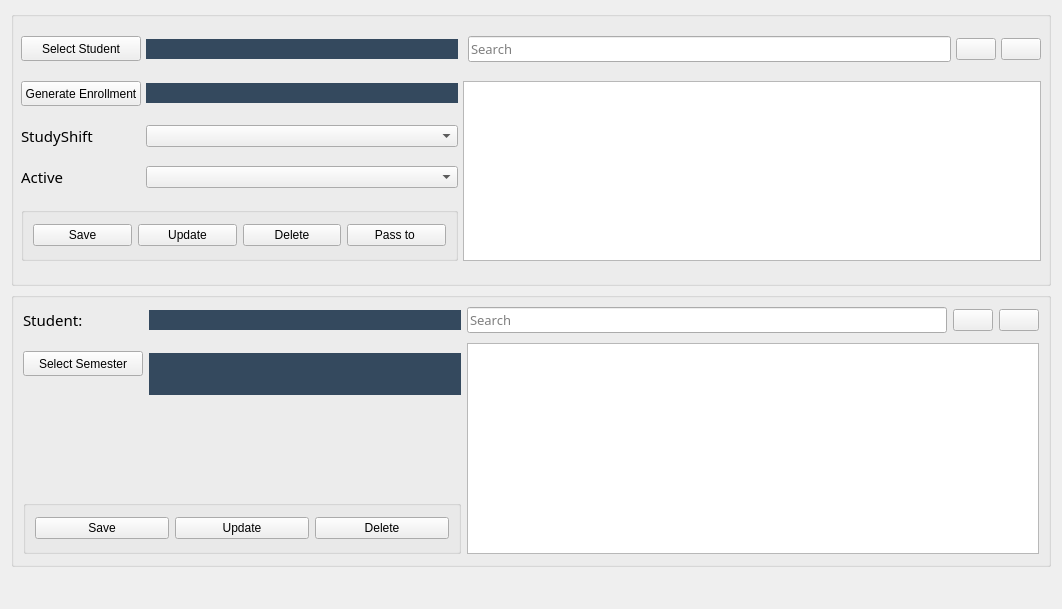
JE8879/Python-School-Administration, file Views/Templates/FrmStudent.ui: the form before one commit.
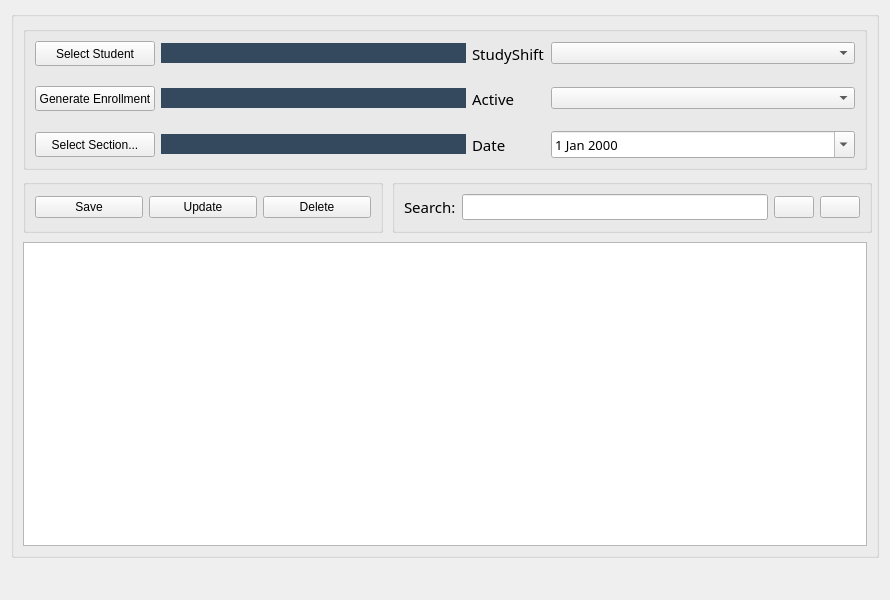
The form after the commit. Icons and pictures are not drawn.

Diff of the .ui file:
```diff
--- a/Views/Templates/FrmStudent.ui
+++ b/Views/Templates/FrmStudent.ui
@@ -6,8 +6,8 @@
    <rect>
     <x>0</x>
     <y>0</y>
-    <width>1060</width>
-    <height>609</height>
+    <width>890</width>
+    <height>600</height>
    </rect>
   </property>
   <property name="sizePolicy">
@@ -19,7 +19,7 @@
   <property name="windowTitle">
    <string>Form</string>
   </property>
-  <layout class="QGridLayout" name="gridLayout_6">
+  <layout class="QGridLayout" name="gridLayout">
    <item row="0" column="0">
     <widget class="QGroupBox" name="groupBoxOne">
      <property name="sizePolicy">
@@ -30,33 +30,249 @@
      </property>
      <property name="minimumSize">
       <size>
-       <width>1040</width>
+       <width>800</width>
        <height>120</height>
       </size>
      </property>
      <property name="title">
       <string/>
      </property>
-     <layout class="QGridLayout" name="gridLayout">
-      <property name="leftMargin">
-       <number>7</number>
+     <layout class="QGridLayout" name="gridLayout_5">
+      <property name="spacing">
+       <number>9</number>
       </property>
-      <property name="topMargin">
-       <number>0</number>
-      </property>
-      <property name="rightMargin">
-       <number>7</number>
-      </property>
-      <property name="bottomMargin">
-       <number>0</number>
-      </property>
-      <property name="horizontalSpacing">
-       <number>5</number>
-      </property>
-      <property name="verticalSpacing">
-       <number>0</number>
-      </property>
-      <item row="7" column="0" colspan="2">
+      <item row="0" column="0" colspan="2">
+       <widget class="QGroupBox" name="groupBox">
+        <property name="title">
+         <string/>
+        </property>
+        <layout class="QGridLayout" name="gridLayout_3">
+         <property name="verticalSpacing">
+          <number>20</number>
+         </property>
+         <item row="0" column="0">
+          <widget class="QPushButton" name="BtnSelectStudent">
+           <property name="sizePolicy">
+            <sizepolicy hsizetype="Minimum" vsizetype="Fixed">
+             <horstretch>0</horstretch>
+             <verstretch>0</verstretch>
+            </sizepolicy>
+           </property>
+           <property name="minimumSize">
+            <size>
+             <width>120</width>
+             <height>25</height>
+            </size>
+           </property>
+           <property name="text">
+            <string>Select Student</string>
+           </property>
+          </widget>
+         </item>
+         <item row="0" column="1">
+          <widget class="QLabel" name="LblStudent">
+           <property name="sizePolicy">
+            <sizepolicy hsizetype="Expanding" vsizetype="Fixed">
+             <horstretch>0</horstretch>
+             <verstretch>0</verstretch>
+            </sizepolicy>
+           </property>
+           <property name="font">
+            <font>
+             <family>Century Gothic</family>
+             <pointsize>11</pointsize>
+            </font>
+           </property>
+           <property name="styleSheet">
+            <string notr="true">background-color: rgb(52, 73, 94);</string>
+           </property>
+           <property name="text">
+            <string/>
+           </property>
+           <property name="alignment">
+            <set>Qt::AlignCenter</set>
+           </property>
+          </widget>
+         </item>
+         <item row="0" column="2">
+          <widget class="QLabel" name="label_2">
+           <property name="font">
+            <font>
+             <family>Century Gothic</family>
+             <pointsize>11</pointsize>
+            </font>
+           </property>
+           <property name="styleSheet">
+            <string notr="true"/>
+           </property>
+           <property name="text">
+            <string>StudyShift</string>
+           </property>
+          </widget>
+         </item>
+         <item row="0" column="3">
+          <widget class="QComboBox" name="CboStudy">
+           <property name="sizePolicy">
+            <sizepolicy hsizetype="Expanding" vsizetype="Fixed">
+             <horstretch>0</horstretch>
+             <verstretch>0</verstretch>
+            </sizepolicy>
+           </property>
+          </widget>
+         </item>
+         <item row="1" column="0">
+          <widget class="QPushButton" name="BtnGenerateEnrollment">
+           <property name="minimumSize">
+            <size>
+             <width>0</width>
+             <height>25</height>
+            </size>
+           </property>
+           <property name="text">
+            <string>Generate Enrollment</string>
+           </property>
+          </widget>
+         </item>
+         <item row="1" column="1">
+          <widget class="QLabel" name="LblEnrollment">
+           <property name="sizePolicy">
+            <sizepolicy hsizetype="Expanding" vsizetype="Fixed">
+             <horstretch>0</horstretch>
+             <verstretch>0</verstretch>
+            </sizepolicy>
+           </property>
+           <property name="minimumSize">
+            <size>
+             <width>0</width>
+             <height>0</height>
+            </size>
+           </property>
+           <property name="font">
+            <font>
+             <family>Century Gothic</family>
+             <pointsize>11</pointsize>
+            </font>
+           </property>
+           <property name="styleSheet">
+            <string notr="true">background-color: rgb(52, 73, 94);</string>
+           </property>
+           <property name="text">
+            <string/>
+           </property>
+           <property name="alignment">
+            <set>Qt::AlignCenter</set>
+           </property>
+          </widget>
+         </item>
+         <item row="1" column="2">
+          <widget class="QLabel" name="label_3">
+           <property name="font">
+            <font>
+             <family>Century Gothic</family>
+             <pointsize>11</pointsize>
+            </font>
+           </property>
+           <property name="styleSheet">
+            <string notr="true"/>
+           </property>
+           <property name="text">
+            <string>Active</string>
+           </property>
+          </widget>
+         </item>
+         <item row="1" column="3">
+          <widget class="QComboBox" name="CboActive">
+           <property name="sizePolicy">
+            <sizepolicy hsizetype="Expanding" vsizetype="Fixed">
+             <horstretch>0</horstretch>
+             <verstretch>0</verstretch>
+            </sizepolicy>
+           </property>
+          </widget>
+         </item>
+         <item row="2" column="0">
+          <widget class="QPushButton" name="BtnSelectSection">
+           <property name="minimumSize">
+            <size>
+             <width>0</width>
+             <height>25</height>
+            </size>
+           </property>
+           <property name="text">
+            <string>Select Section...</string>
+           </property>
+          </widget>
+         </item>
+         <item row="2" column="1">
+          <widget class="QLabel" name="LblSection">
+           <property name="sizePolicy">
+            <sizepolicy hsizetype="Expanding" vsizetype="Fixed">
+             <horstretch>0</horstretch>
+             <verstretch>0</verstretch>
+            </sizepolicy>
+           </property>
+           <property name="minimumSize">
+            <size>
+             <width>0</width>
+             <height>0</height>
+            </size>
+           </property>
+           <property name="font">
+            <font>
+             <family>Century Gothic</family>
+             <pointsize>11</pointsize>
+            </font>
+           </property>
+           <property name="styleSheet">
+            <string notr="true">background-color: rgb(52, 73, 94);</string>
+           </property>
+           <property name="text">
+            <string/>
+           </property>
+           <property name="alignment">
+            <set>Qt::AlignCenter</set>
+           </property>
+          </widget>
+         </item>
+         <item row="2" column="2">
+          <widget class="QLabel" name="label_4">
+           <property name="font">
+            <font>
+             <family>Century Gothic</family>
+             <pointsize>11</pointsize>
+            </font>
+           </property>
+           <property name="styleSheet">
+            <string notr="true"/>
+           </property>
+           <property name="text">
+            <string>Date</string>
+           </property>
+          </widget>
+         </item>
+         <item row="2" column="3">
+          <widget class="QDateEdit" name="DateEnrollment">
+           <property name="sizePolicy">
+            <sizepolicy hsizetype="Expanding" vsizetype="Fixed">
+             <horstretch>0</horstretch>
+             <verstretch>0</verstretch>
+            </sizepolicy>
+           </property>
+           <property name="font">
+            <font>
+             <family>Century Gothic</family>
+             <pointsize>10</pointsize>
+            </font>
+           </property>
+           <property name="calendarPopup">
+            <bool>true</bool>
+           </property>
+          </widget>
+         </item>
+        </layout>
+       </widget>
+      </item>
+      <item row="1" column="0">
        <widget class="QGroupBox" name="groupBoxTwo">
         <property name="sizePolicy">
          <sizepolicy hsizetype="Expanding" vsizetype="Fixed">
@@ -94,26 +310,6 @@
            </property>
           </widget>
          </item>
-         <item row="0" column="3">
-          <widget class="QPushButton" name="BtnPassStudent">
-           <property name="styleSheet">
-            <string notr="true"/>
-           </property>
-           <property name="text">
-            <string>Pass to </string>
-           </property>
-           <property name="icon">
-            <iconset>
-             <normaloff>../../Assets/Images/IMG-Pass.png</normaloff>../../Assets/Images/IMG-Pass.png</iconset>
-           </property>
-           <property name="iconSize">
-            <size>
-             <width>32</width>
-             <height>32</height>
-            </size>
-           </property>
-          </widget>
-         </item>
          <item row="0" column="0">
           <widget class="QPushButton" name="BtnSave">
            <property name="styleSheet">
@@ -154,209 +350,106 @@
         </layout>
        </widget>
       </item>
-      <item row="6" column="1">
-       <widget class="QComboBox" name="CboActive">
-        <property name="sizePolicy">
-         <sizepolicy hsizetype="Minimum" vsizetype="Fixed">
-          <horstretch>0</horstretch>
-          <verstretch>0</verstretch>
-         </sizepolicy>
-        </property>
-       </widget>
-      </item>
-      <item row="3" column="3">
-       <widget class="QLineEdit" name="textSearch">
-        <property name="font">
-         <font>
-          <family>Century Gothic</family>
-          <pointsize>10</pointsize>
-         </font>
-        </property>
-        <property name="styleSheet">
-         <string notr="true"/>
-        </property>
-        <property name="placeholderText">
-         <string>Search</string>
-        </property>
-       </widget>
-      </item>
-      <item row="3" column="4">
-       <widget class="QPushButton" name="BtnFiltersStudent">
-        <property name="styleSheet">
-         <string notr="true"/>
-        </property>
-        <property name="text">
-         <string/>
-        </property>
-        <property name="icon">
-         <iconset>
-          <normaloff>../../Assets/Images/IMG-Filter.png</normaloff>../../Assets/Images/IMG-Filter.png</iconset>
-        </property>
-        <property name="iconSize">
-         <size>
-          <width>32</width>
-          <height>32</height>
-         </size>
-        </property>
-       </widget>
-      </item>
-      <item row="4" column="0">
-       <widget class="QPushButton" name="BtnGenerateEnrollment">
+      <item row="1" column="1">
+       <widget class="QGroupBox" name="groupBox_3">
         <property name="minimumSize">
          <size>
-          <width>0</width>
-          <height>25</height>
+          <width>480</width>
+          <height>50</height>
          </size>
         </property>
-        <property name="text">
-         <string>Generate Enrollment</string>
-        </property>
-       </widget>
-      </item>
-      <item row="3" column="0">
-       <widget class="QPushButton" name="BtnSelectStudent">
-        <property name="sizePolicy">
-         <sizepolicy hsizetype="Minimum" vsizetype="Fixed">
-          <horstretch>0</horstretch>
-          <verstretch>0</verstretch>
-         </sizepolicy>
-        </property>
-        <property name="minimumSize">
-         <size>
-          <width>120</width>
-          <height>25</height>
-         </size>
-        </property>
-        <property name="text">
-         <string>Select Student</string>
-        </property>
-       </widget>
-      </item>
-      <item row="6" column="0">
-       <widget class="QLabel" name="label_3">
-        <property name="font">
-         <font>
-          <family>Century Gothic</family>
-          <pointsize>11</pointsize>
-         </font>
-        </property>
-        <property name="styleSheet">
-         <string notr="true"/>
-        </property>
-        <property name="text">
-         <string>Active</string>
-        </property>
-       </widget>
-      </item>
-      <item row="3" column="1">
-       <widget class="QLabel" name="LblStudent">
-        <property name="sizePolicy">
-         <sizepolicy hsizetype="Minimum" vsizetype="Fixed">
-          <horstretch>0</horstretch>
-          <verstretch>0</verstretch>
-         </sizepolicy>
-        </property>
-        <property name="font">
-         <font>
-          <family>Century Gothic</family>
-          <pointsize>11</pointsize>
-         </font>
-        </property>
-        <property name="styleSheet">
-         <string notr="true">background-color: rgb(52, 73, 94);</string>
-        </property>
-        <property name="text">
+        <property name="title">
          <string/>
         </property>
-        <property name="alignment">
-         <set>Qt::AlignCenter</set>
-        </property>
+        <layout class="QGridLayout" name="gridLayout_4">
+         <item row="0" column="0">
+          <widget class="QLabel" name="label_8">
+           <property name="font">
+            <font>
+             <family>Century Gothic</family>
+             <pointsize>11</pointsize>
+             <weight>50</weight>
+             <bold>false</bold>
+            </font>
+           </property>
+           <property name="styleSheet">
+            <string notr="true"/>
+           </property>
+           <property name="text">
+            <string>Search:</string>
+           </property>
+          </widget>
+         </item>
+         <item row="0" column="1">
+          <widget class="QLineEdit" name="textSearch">
+           <property name="font">
+            <font>
+             <family>Century Gothic</family>
+             <pointsize>10</pointsize>
+            </font>
+           </property>
+           <property name="styleSheet">
+            <string notr="true"/>
+           </property>
+          </widget>
+         </item>
+         <item row="0" column="2">
+          <widget class="QPushButton" name="BtnFilters">
+           <property name="styleSheet">
+            <string notr="true"/>
+           </property>
+           <property name="text">
+            <string/>
+           </property>
+           <property name="icon">
+            <iconset>
+             <normaloff>../../Assets/Images/IMG-Filter.png</normaloff>../../Assets/Images/IMG-Filter.png</iconset>
+           </property>
+           <property name="iconSize">
+            <size>
+             <width>32</width>
+             <height>32</height>
+            </size>
+           </property>
+          </widget>
+         </item>
+         <item row="0" column="3">
+          <widget class="QPushButton" name="BtnClearFilters">
+           <property name="styleSheet">
+            <string notr="true"/>
+           </property>
+           <property name="text">
+            <string/>
+           </property>
+           <property name="icon">
+            <iconset>
+             <normaloff>../../Assets/Images/IMG-Delete.png</normaloff>../../Assets/Images/IMG-Delete.png</iconset>
+           </property>
+           <property name="iconSize">
+            <size>
+             <width>32</width>
+             <height>32</height>
+            </size>
+           </property>
+          </widget>
+         </item>
+        </layout>
        </widget>
       </item>
-      <item row="4" column="1">
-       <widget class="QLabel" name="LblEnrollment">
-        <property name="sizePolicy">
-         <sizepolicy hsizetype="Minimum" vsizetype="Fixed">
-          <horstretch>0</horstretch>
-          <verstretch>0</verstretch>
-         </sizepolicy>
+      <item row="2" column="0" colspan="2">
+       <widget class="QTableWidget" name="TableStudents">
+        <property name="sizeAdjustPolicy">
+         <enum>QAbstractScrollArea::AdjustIgnored</enum>
         </property>
-        <property name="minimumSize">
-         <size>
-          <width>312</width>
-          <height>0</height>
-         </size>
-        </property>
-        <property name="font">
-         <font>
-          <family>Century Gothic</family>
-          <pointsize>11</pointsize>
-         </font>
-        </property>
-        <property name="styleSheet">
-         <string notr="true">background-color: rgb(52, 73, 94);</string>
-        </property>
-        <property name="text">
-         <string/>
-        </property>
-        <property name="alignment">
-         <set>Qt::AlignCenter</set>
-        </property>
-       </widget>
-      </item>
-      <item row="3" column="5">
-       <widget class="QPushButton" name="BtnClearFilters">
-        <property name="styleSheet">
-         <string notr="true"/>
-        </property>
-        <property name="text">
-         <string/>
-        </property>
-        <property name="icon">
-         <iconset>
-          <normaloff>../../Assets/Images/IMG-ClearSelection.png</normaloff>../../Assets/Images/IMG-ClearSelection.png</iconset>
-        </property>
-        <property name="iconSize">
-         <size>
-          <width>32</width>
-          <height>32</height>
-         </size>
-        </property>
-       </widget>
-      </item>
-      <item row="5" column="0">
-       <widget class="QLabel" name="label_2">
-        <property name="font">
-         <font>
-          <family>Century Gothic</family>
-          <pointsize>11</pointsize>
-         </font>
-        </property>
-        <property name="styleSheet">
-         <string notr="true"/>
-        </property>
-        <property name="text">
-         <string>StudyShift</string>
-        </property>
-       </widget>
-      </item>
-      <item row="4" column="2" rowspan="4" colspan="4">
-       <widget class="QTableWidget" name="TableStudents"/>
-      </item>
-      <item row="5" column="1">
-       <widget class="QComboBox" name="CboStudy">
-        <property name="sizePolicy">
-         <sizepolicy hsizetype="Minimum" vsizetype="Fixed">
-          <horstretch>0</horstretch>
-          <verstretch>0</verstretch>
-         </sizepolicy>
+        <property name="wordWrap">
+         <bool>false</bool>
         </property>
        </widget>
       </item>
      </layout>
     </widget>
    </item>
-   <item row="2" column="0">
+   <item row="1" column="0">
     <widget class="QLabel" name="LblMessage">
      <property name="sizePolicy">
       <sizepolicy hsizetype="Expanding" vsizetype="Minimum">
@@ -364,6 +457,12 @@
        <verstretch>0</verstretch>
       </sizepolicy>
      </property>
+     <property name="minimumSize">
+      <size>
+       <width>0</width>
+       <height>25</height>
+      </size>
+     </property>
      <property name="maximumSize">
       <size>
        <width>16777215</width>
@@ -384,289 +483,6 @@
      </property>
     </widget>
    </item>
-   <item row="1" column="0">
-    <widget class="QGroupBox" name="groupBoxFour">
-     <property name="sizePolicy">
-      <sizepolicy hsizetype="Minimum" vsizetype="Preferred">
-       <horstretch>0</horstretch>
-       <verstretch>0</verstretch>
-      </sizepolicy>
-     </property>
-     <property name="title">
-      <string/>
-     </property>
-     <layout class="QGridLayout" name="gridLayout_5">
-      <property name="bottomMargin">
-       <number>10</number>
-      </property>
-      <property name="horizontalSpacing">
-       <number>6</number>
-      </property>
-      <property name="verticalSpacing">
-       <number>10</number>
-      </property>
-      <item row="1" column="2" rowspan="3" colspan="3">
-       <widget class="QTableWidget" name="TableStudentSemester">
-        <property name="sizePolicy">
-         <sizepolicy hsizetype="Expanding" vsizetype="Expanding">
-          <horstretch>0</horstretch>
-          <verstretch>0</verstretch>
-         </sizepolicy>
-        </property>
-        <property name="minimumSize">
-         <size>
-          <width>0</width>
-          <height>150</height>
-         </size>
-        </property>
-       </widget>
-      </item>
-      <item row="0" column="1">
-       <widget class="QLabel" name="LblStudentSemester">
-        <property name="sizePolicy">
-         <sizepolicy hsizetype="Minimum" vsizetype="Fixed">
-          <horstretch>0</horstretch>
-          <verstretch>0</verstretch>
-         </sizepolicy>
-        </property>
-        <property name="minimumSize">
-         <size>
-          <width>312</width>
-          <height>0</height>
-         </size>
-        </property>
-        <property name="font">
-         <font>
-          <family>Century Gothic</family>
-          <pointsize>11</pointsize>
-         </font>
-        </property>
-        <property name="styleSheet">
-         <string notr="true">background-color: rgb(52, 73, 94);</string>
-        </property>
-        <property name="text">
-         <string/>
-        </property>
-        <property name="alignment">
-         <set>Qt::AlignCenter</set>
-        </property>
-       </widget>
-      </item>
-      <item row="3" column="0" colspan="2">
-       <widget class="QGroupBox" name="groupBoxThree">
-        <property name="sizePolicy">
-         <sizepolicy hsizetype="Expanding" vsizetype="Fixed">
-          <horstretch>0</horstretch>
-          <verstretch>0</verstretch>
-         </sizepolicy>
-        </property>
-        <property name="minimumSize">
-         <size>
-          <width>360</width>
-          <height>54</height>
-         </size>
-        </property>
-        <property name="title">
-         <string/>
-        </property>
-        <layout class="QGridLayout" name="gridLayout_3">
-         <property name="verticalSpacing">
-          <number>3</number>
-         </property>
-         <item row="0" column="2">
-          <widget class="QPushButton" name="BtnDeleteStudentSemester">
-           <property name="styleSheet">
-            <string notr="true"/>
-           </property>
-           <property name="text">
-            <string>Delete</string>
-           </property>
-           <property name="icon">
-            <iconset>
-             <normaloff>../../Assets/Images/IMG-Delete.png</normaloff>../../Assets/Images/IMG-Delete.png</iconset>
-           </property>
-           <property name="iconSize">
-            <size>
-             <width>32</width>
-             <height>32</height>
-            </size>
-           </property>
-          </widget>
-         </item>
-         <item row="0" column="1">
-          <widget class="QPushButton" name="BtnUpdateSemester">
-           <property name="text">
-            <string>Update</string>
-           </property>
-           <property name="icon">
-            <iconset>
-             <normaloff>../../Assets/Images/IMG-Update.png</normaloff>../../Assets/Images/IMG-Update.png</iconset>
-           </property>
-           <property name="iconSize">
-            <size>
-             <width>32</width>
-             <height>32</height>
-            </size>
-           </property>
-          </widget>
-         </item>
-         <item row="0" column="0">
-          <widget class="QPushButton" name="BtnSaveSemester">
-           <property name="styleSheet">
-            <string notr="true"/>
-           </property>
-           <property name="text">
-            <string>Save</string>
-           </property>
-           <property name="icon">
-            <iconset>
-             <normaloff>../../Assets/Images/IMG-Save.png</normaloff>../../Assets/Images/IMG-Save.png</iconset>
-           </property>
-           <property name="iconSize">
-            <size>
-             <width>32</width>
-             <height>32</height>
-            </size>
-           </property>
-          </widget>
-         </item>
-        </layout>
-       </widget>
-      </item>
-      <item row="0" column="2">
-       <widget class="QLineEdit" name="textSearchStuSemester">
-        <property name="font">
-         <font>
-          <family>Century Gothic</family>
-          <pointsize>10</pointsize>
-         </font>
-        </property>
-        <property name="styleSheet">
-         <string notr="true"/>
-        </property>
-        <property name="placeholderText">
-         <string>Search</string>
-        </property>
-       </widget>
-      </item>
-      <item row="1" column="0">
-       <widget class="QPushButton" name="BtnSelectSemester">
-        <property name="sizePolicy">
-         <sizepolicy hsizetype="Maximum" vsizetype="Fixed">
-          <horstretch>0</horstretch>
-          <verstretch>0</verstretch>
-         </sizepolicy>
-        </property>
-        <property name="minimumSize">
-         <size>
-          <width>120</width>
-          <height>25</height>
-         </size>
-        </property>
-        <property name="text">
-         <string>Select Semester</string>
-        </property>
-       </widget>
-      </item>
-      <item row="0" column="0">
-       <widget class="QLabel" name="label_4">
-        <property name="font">
-         <font>
-          <family>Century Gothic</family>
-          <pointsize>11</pointsize>
-         </font>
-        </property>
-        <property name="styleSheet">
-         <string notr="true"/>
-        </property>
-        <property name="text">
-         <string>Student:</string>
-        </property>
-       </widget>
-      </item>
-      <item row="0" column="3">
-       <widget class="QPushButton" name="BtnFiltersSemester">
-        <property name="styleSheet">
-         <string notr="true"/>
-        </property>
-        <property name="text">
-         <string/>
-        </property>
-        <property name="icon">
-         <iconset>
-          <normaloff>../../Assets/Images/IMG-Filter.png</normaloff>../../Assets/Images/IMG-Filter.png</iconset>
-        </property>
-        <property name="iconSize">
-         <size>
-          <width>32</width>
-          <height>32</height>
-         </size>
-        </property>
-       </widget>
-      </item>
-      <item row="0" column="4">
-       <widget class="QPushButton" name="BtnClearFiltersSemester">
-        <property name="styleSheet">
-         <string notr="true"/>
-        </property>
-        <property name="text">
-         <string/>
-        </property>
-        <property name="icon">
-         <iconset>
-          <normaloff>../../Assets/Images/IMG-ClearSelection.png</normaloff>../../Assets/Images/IMG-ClearSelection.png</iconset>
-        </property>
-        <property name="iconSize">
-         <size>
-          <width>32</width>
-          <height>32</height>
-         </size>
-        </property>
-       </widget>
-      </item>
-      <item row="1" column="1">
-       <widget class="QLabel" name="LblSemester">
-        <property name="sizePolicy">
-         <sizepolicy hsizetype="Minimum" vsizetype="Fixed">
-          <horstretch>0</horstretch>
-          <verstretch>0</verstretch>
-         </sizepolicy>
-        </property>
-        <property name="minimumSize">
-         <size>
-          <width>312</width>
-          <height>42</height>
-         </size>
-        </property>
-        <property name="maximumSize">
-         <size>
-          <width>16777215</width>
-          <height>21</height>
-         </size>
-        </property>
-        <property name="font">
-         <font>
-          <family>Century Gothic</family>
-          <pointsize>11</pointsize>
-         </font>
-        </property>
-        <property name="styleSheet">
-         <string notr="true">background-color: rgb(52, 73, 94);</string>
-        </property>
-        <property name="text">
-         <string/>
-        </property>
-        <property name="alignment">
-         <set>Qt::AlignCenter</set>
-        </property>
-        <property name="wordWrap">
-         <bool>true</bool>
-        </property>
-       </widget>
-      </item>
-     </layout>
-    </widget>
-   </item>
   </layout>
  </widget>
  <tabstops>
```
Left out of the diff: 2 changed lines with no effect on the pictures.
